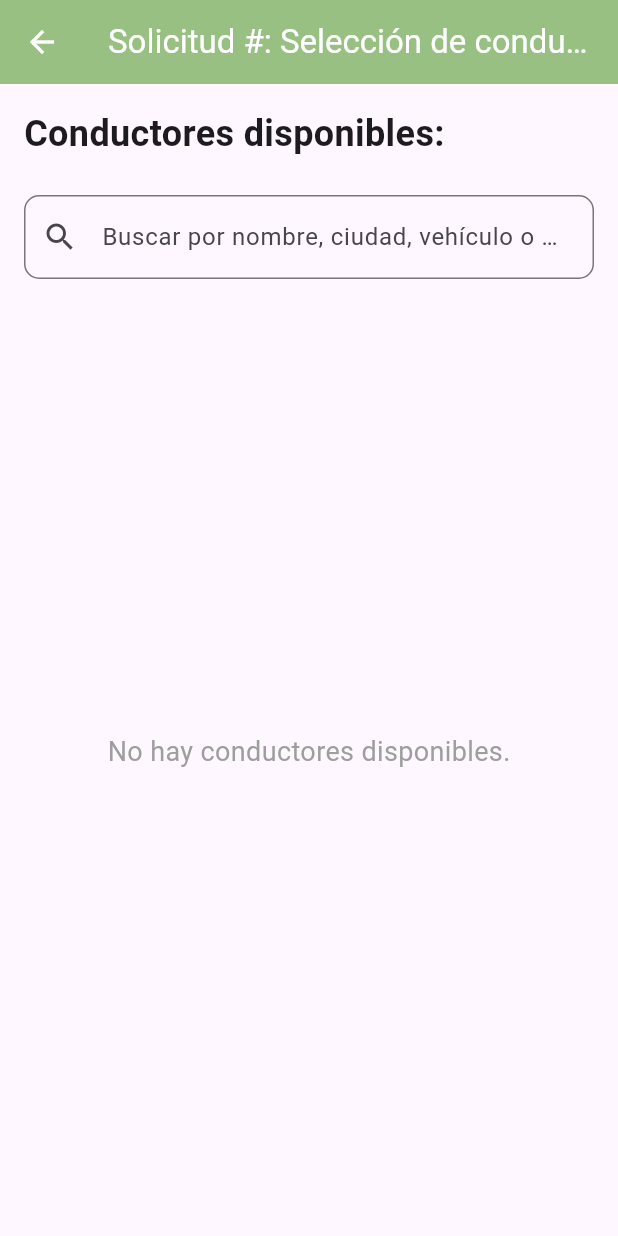
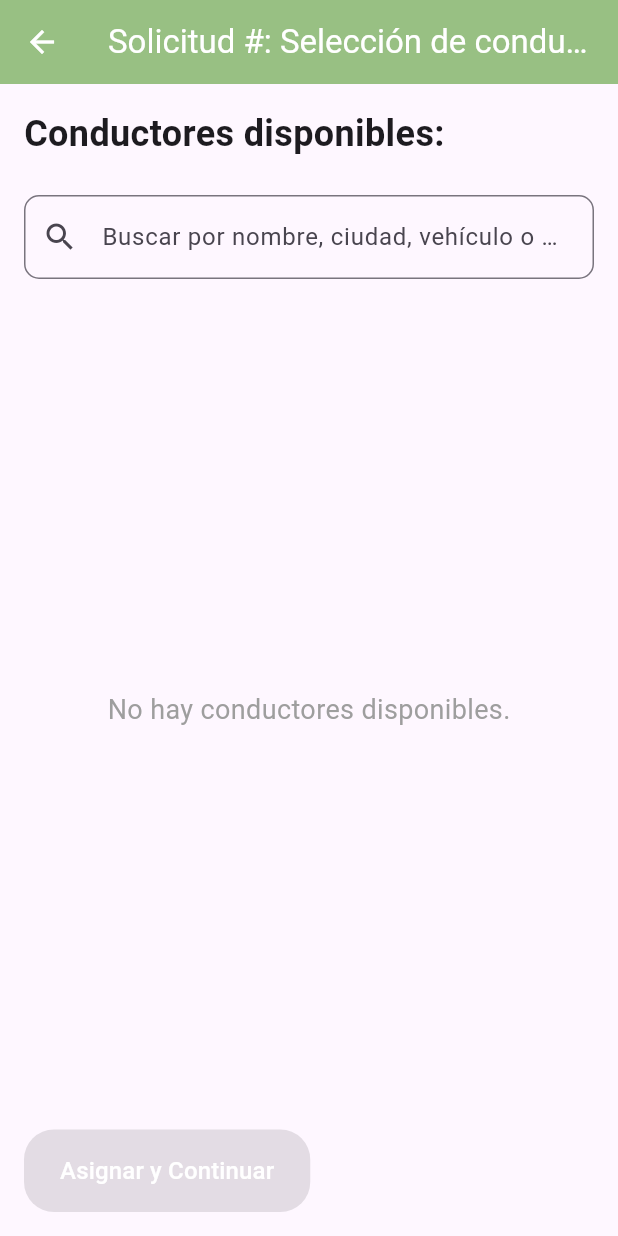
Before and after one commit to V1N1C10S4/Control_room, a Flutter app: the SelectDriverScreen screen opened directly with empty values, on a phone screen of 412 x 824 dp. Run offline on Flutter 3.47's test engine with Material 3 defaults, Android fonts, the phone set to English and light mode, and no system bars; our stand-ins replace audioplayers, cached_network_image, cloud_firestore, firebase_core, firebase_database, firebase_messaging and 3 more; missing offline and left inert: flutter_polyline_points; accounts and stored records are empty.

Commit message:
Corrections on driver selection on select_driver_screen

```diff
--- a/lib/src/select_driver_screen.dart
+++ b/lib/src/select_driver_screen.dart
@@ -26,6 +26,7 @@ class SelectDriverScreenState extends State<SelectDriverScreen> {
   final Logger _logger = Logger();
   String? _userCity;
   final TextEditingController _searchController = TextEditingController();
+  Map<String, dynamic>? _selectedDriver;
 
   @override
   void initState() {
@@ -107,7 +108,6 @@ class SelectDriverScreenState extends State<SelectDriverScreen> {
 
   void _assignDriver(String driverId) async {
     try {
-      // 🔹 1️⃣ Recuperar la información del conductor desde Firestore
       DocumentSnapshot<Map<String, dynamic>> driverDoc =
           await FirebaseFirestore.instance.collection('Conductores').doc(driverId).get();
 
@@ -117,40 +117,20 @@ class SelectDriverScreenState extends State<SelectDriverScreen> {
       }
 
       Map<String, dynamic>? driverData = driverDoc.data();
+      driverData?['id'] = driverId; // Guardar ID del conductor en los datos
       String telefonoConductor = driverData?["NumeroTelefono"] ?? "No disponible";
 
-      // 🔹 2️⃣ Actualizar el estado del conductor en Firestore
-      await FirebaseFirestore.instance.collection('Conductores').doc(driverId).update({
-        'Viaje': true,
+      setState(() {
+        _selectedDriver = {
+          "id": driverId,
+          "NombreConductor": driverData?["NombreConductor"] ?? "Desconocido",
+          "TelefonoConductor": telefonoConductor,
+        };
       });
 
-      // 🔹 3️⃣ Actualizar el estado del viaje y añadir el conductor + teléfono en Realtime Database
-      final DatabaseReference tripRequestRef = FirebaseDatabase.instance.ref()
-          .child('trip_requests')
-          .child(widget.tripRequest['id']);
-
-      await tripRequestRef.update({
-        'status': 'in progress',
-        'driver': driverId,
-        'TelefonoConductor': telefonoConductor, // ✅ Guardar el número de teléfono
-      });
-
-      _logger.i('Driver assigned successfully with phone number: $telefonoConductor.');
-
-      // 🔹 4️⃣ Navegar de regreso a HomeScreen
-      Navigator.pushAndRemoveUntil(
-        context,
-        MaterialPageRoute(
-          builder: (context) => HomeScreen(
-            usuario: widget.tripRequest['userId'],
-            isSupervisor: widget.isSupervisor,
-            region: widget.region,
-          ),
-        ),
-        (Route<dynamic> route) => false,
-      );
+      _logger.i('Conductor seleccionado: ${driverData?["NombreConductor"]}');
     } catch (error) {
-      _logger.e('Error assigning driver or updating trip status: $error');
+      _logger.e('Error al seleccionar conductor: $error');
     }
   }
 
@@ -220,9 +200,7 @@ class SelectDriverScreenState extends State<SelectDriverScreen> {
                               style: const TextStyle(fontSize: 14),
                             ),
                             trailing: ElevatedButton(
-                              onPressed: () {
-                                _assignDriver(driver['id']);
-                              },
+                              onPressed: _selectedDriver == null ? () => _assignDriver(driver['id']) : null,
                               style: ElevatedButton.styleFrom(
                                 backgroundColor: Colors.green,
                                 shape: RoundedRectangleBorder(
@@ -239,6 +217,89 @@ class SelectDriverScreenState extends State<SelectDriverScreen> {
                       },
                     ),
             ),
+            if (_selectedDriver != null) ...[
+              const SizedBox(height: 20),
+              Card(
+                color: Colors.blue.shade50,
+                child: ListTile(
+                  leading: const Icon(Icons.person, color: Colors.blue),
+                  title: Text(
+                    'Conductor seleccionado: ${_selectedDriver!["NombreConductor"]}',
+                    style: const TextStyle(fontWeight: FontWeight.bold),
+                  ),
+                  subtitle: Text('Teléfono: ${_selectedDriver!["TelefonoConductor"]}'),
+                ),
+              ),
+            ],
+            if (_selectedDriver != null) ...[
+              const SizedBox(height: 10),
+              ElevatedButton(
+                onPressed: () {
+                  setState(() {
+                    _selectedDriver = null;
+                    _filteredDrivers = List.from(_drivers); // Reactivar la lista de conductores
+                  });
+                },
+                style: ElevatedButton.styleFrom(
+                  backgroundColor: Colors.red,
+                  padding: const EdgeInsets.symmetric(horizontal: 20, vertical: 10),
+                  shape: RoundedRectangleBorder(borderRadius: BorderRadius.circular(10)),
+                ),
+                child: const Text(
+                  "Cancelar selección",
+                  style: TextStyle(color: Colors.white),
+                ),
+              ),
+            ],
+            ElevatedButton(
+              onPressed: _selectedDriver == null ? null : () async {
+                try {
+                  // 🔹 Actualizar Firestore para marcar al conductor como ocupado
+                  await FirebaseFirestore.instance
+                      .collection('Conductores')
+                      .doc(_selectedDriver!["id"])
+                      .update({'Viaje': true});
+
+                  // 🔹 Actualizar Firebase Realtime Database con el conductor seleccionado
+                  final DatabaseReference tripRequestRef = FirebaseDatabase.instance
+                      .ref()
+                      .child('trip_requests')
+                      .child(widget.tripRequest['id']);
+
+                  await tripRequestRef.update({
+                    'status': 'in progress',
+                    'driver': _selectedDriver!["id"],
+                    'TelefonoConductor': _selectedDriver!["TelefonoConductor"],
+                  });
+
+                  _logger.i('Conductor asignado correctamente.');
+
+                  // 🔹 Navegar a HomeScreen después de confirmar la asignación
+                  Navigator.pushAndRemoveUntil(
+                    context,
+                    MaterialPageRoute(
+                      builder: (context) => HomeScreen(
+                        usuario: widget.tripRequest['userId'],
+                        isSupervisor: widget.isSupervisor,
+                        region: widget.region,
+                      ),
+                    ),
+                    (Route<dynamic> route) => false,
+                  );
+                } catch (error) {
+                  _logger.e('Error al asignar el conductor: $error');
+                }
+              },
+              style: ElevatedButton.styleFrom(
+                backgroundColor: Colors.blue,
+                padding: const EdgeInsets.symmetric(horizontal: 24.0, vertical: 16.0),
+                shape: RoundedRectangleBorder(borderRadius: BorderRadius.circular(20.0)),
+              ),
+              child: const Text(
+                'Asignar y Continuar',
+                style: TextStyle(fontSize: 16, color: Colors.white),
+              ),
+            ),
           ],
         ),
       ),
```
